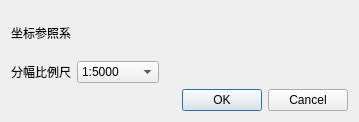
Qt form ui/dialog/dialog_prjtransformsetting.ui (RenShuYuan/EQI) before a commit.
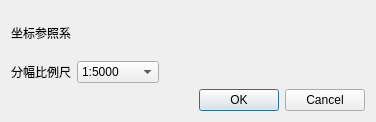
The same form after that commit.

Diff of the .ui file:
```diff
--- a/ui/dialog/dialog_prjtransformsetting.ui
+++ b/ui/dialog/dialog_prjtransformsetting.ui
@@ -6,7 +6,7 @@
    <rect>
     <x>0</x>
     <y>0</y>
-    <width>359</width>
+    <width>376</width>
     <height>122</height>
    </rect>
   </property>
```
Left out of the diff: 2 changed lines with no effect on the pictures.
